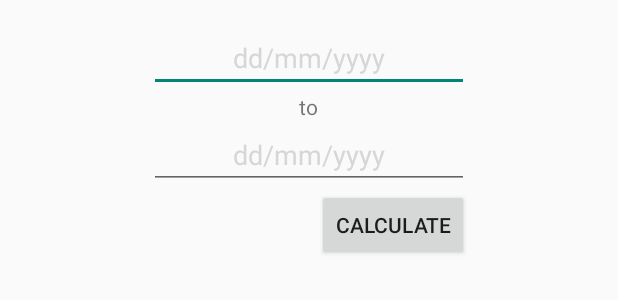
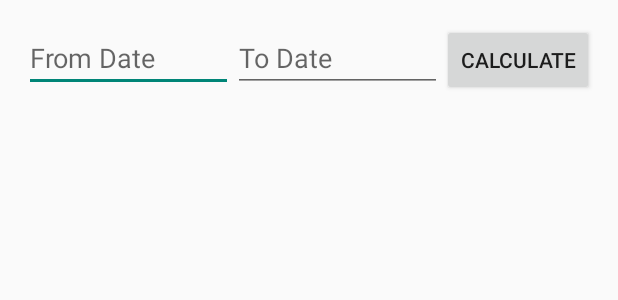
Before and after one commit to AlexandruLucian/InOut, an Android app: the layout activity_work.xml on its own in the app's theme, with its tools: preview values and no code run, on a phone screen of 412 x 824 dp. Shown: the top 300 px of the screen. Run offline under Robolectric (Android 15) with nearby library versions, the phone set to English and light mode, and no system bars.

Commit message:
Work
New date picker in activity_work

```diff
--- a/app/src/main/res/layout/activity_work.xml
+++ b/app/src/main/res/layout/activity_work.xml
@@ -1,4 +1,4 @@
-<RelativeLayout
+<LinearLayout
     xmlns:android="http://schemas.android.com/apk/res/android"
     xmlns:tools="http://schemas.android.com/tools"
     android:layout_width="match_parent"
@@ -12,38 +12,19 @@
 
 
     <EditText
-        android:layout_width="wrap_content"
+        android:id="@+id/fromDateEditText"
+        android:layout_width="0dp"
         android:layout_height="wrap_content"
-        android:inputType="date"
-        android:ems="10"
-        android:hint="dd/mm/yyyy"
-        android:textColorHint="@color/wallet_holo_blue_light"
-        android:id="@+id/startDateEditText"
-        android:gravity="center"
-        android:layout_alignParentTop="true"
-        android:layout_centerHorizontal="true" />
+        android:layout_weight=".5"
+        android:hint="@string/from_date" />
 
-    <TextView
-        android:layout_width="wrap_content"
-        android:layout_height="wrap_content"
-        android:id="@+id/editText2"
-        android:text="to"
-        android:gravity="center"
-        android:layout_below="@+id/startDateEditText"
-        android:layout_centerHorizontal="true" />
 
     <EditText
-        android:layout_width="wrap_content"
+        android:id="@+id/toDateEditText"
+        android:layout_width="0dp"
         android:layout_height="wrap_content"
-        android:inputType="date"
-        android:ems="10"
-        android:hint="dd/mm/yyyy"
-        android:textColorHint="@color/wallet_holo_blue_light"
-        android:id="@+id/endDateEditText"
-        android:gravity="center"
-        android:layout_below="@+id/editText2"
-        android:layout_alignLeft="@+id/startDateEditText"
-        android:layout_alignStart="@+id/startDateEditText" />
+        android:layout_weight=".5"
+        android:hint="@string/to_date" />
 
     <Button
         android:layout_width="wrap_content"
@@ -54,4 +35,4 @@
         android:layout_alignRight="@+id/endDateEditText"
         android:layout_alignEnd="@+id/endDateEditText" />
 
-</RelativeLayout>
+</LinearLayout>
--- a/app/src/main/res/values/strings.xml
+++ b/app/src/main/res/values/strings.xml
@@ -9,5 +9,7 @@
     <string name="title_activity_work">WorkActivity</string>
     <string name="title_activity_sports">SportsActivity</string>
     <string name="title_activity_network">NetworkActivity</string>
+    <string name="from_date">From Date</string>
+    <string name="to_date">To Date</string>
 
 </resources>
```
Also changed, not shown: app/src/main/AndroidManifest.xml (+16 -16 lines), app/src/main/java/com/mycompany/inout/WorkActivity.java (+60 -28 lines), 3 other files.
